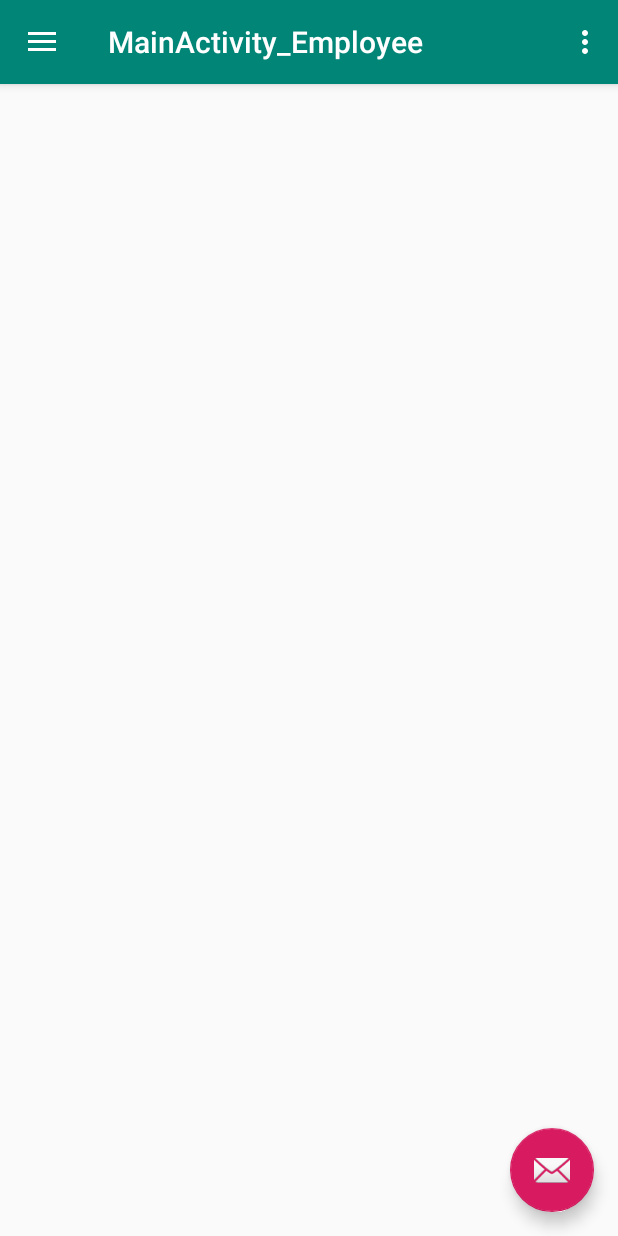
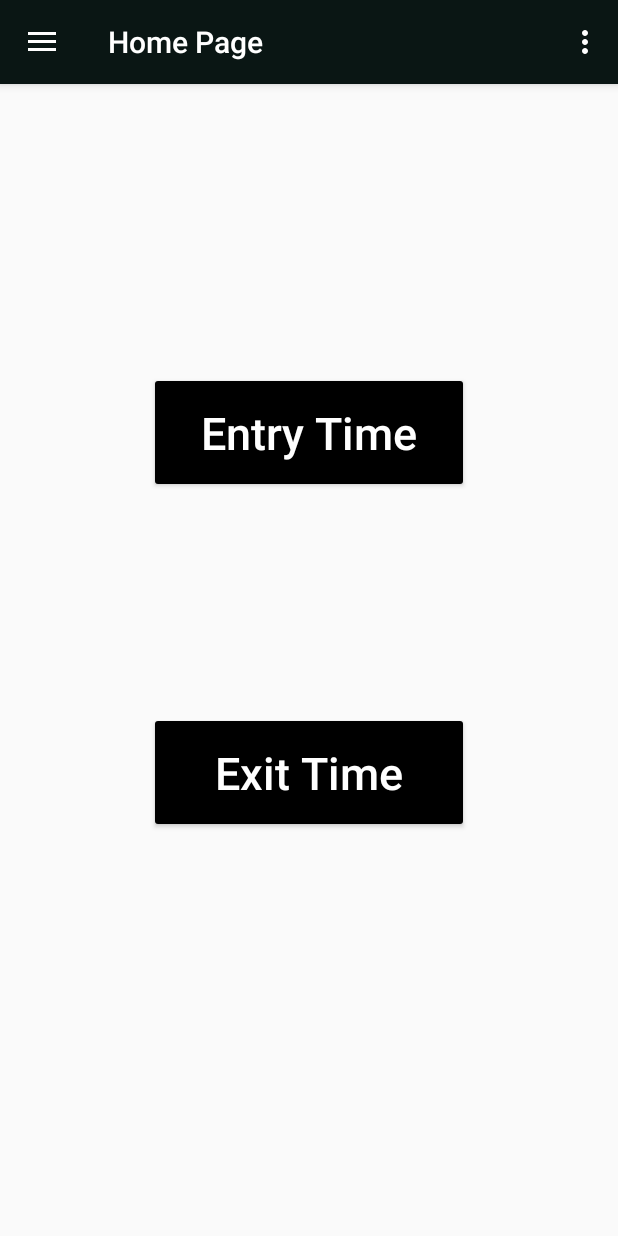
Before and after one commit to ski96277/OfficeManageMentAPP, an Android app: the MainActivity_Employee screen opened directly, with no data from a screen before it, on a phone screen of 412 x 824 dp. Run offline under Robolectric (Android 15) with nearby library versions, the phone set to English and light mode, and no system bars; our stand-ins replace ButterKnife, Firebase (no records; nobody signed in at launch, a user with empty details on screens opened directly).

```diff
--- a/app/src/main/java/com/rocketechit/officemanagementapp/Activity/MainActivity_Employee.java
+++ b/app/src/main/java/com/rocketechit/officemanagementapp/Activity/MainActivity_Employee.java
@@ -3,14 +3,9 @@ package com.rocketechit.officemanagementapp.Activity;
 import android.content.Intent;
 import android.os.Bundle;
 
-import com.google.android.material.floatingactionbutton.FloatingActionButton;
-import com.google.android.material.snackbar.Snackbar;
-
-import android.view.View;
-
 import com.google.android.material.navigation.NavigationView;
 import com.google.firebase.auth.FirebaseAuth;
-import com.rocketechit.officemanagementapp.FragmentClass.AddNewEmployee;
+import com.rocketechit.officemanagementapp.FragmentClass.Employee.Employee_Home;
 import com.rocketechit.officemanagementapp.R;
 
 import androidx.core.view.GravityCompat;
@@ -19,6 +14,7 @@ import androidx.appcompat.app.ActionBarDrawerToggle;
 import androidx.appcompat.app.AppCompatActivity;
 import androidx.appcompat.widget.Toolbar;
 import androidx.fragment.app.Fragment;
+import androidx.fragment.app.FragmentManager;
 import androidx.fragment.app.FragmentTransaction;
 
 import android.view.Menu;
@@ -27,21 +23,24 @@ import android.view.MenuItem;
 public class MainActivity_Employee extends AppCompatActivity
         implements NavigationView.OnNavigationItemSelectedListener {
 
+    Fragment fragment = null;
+
     @Override
     protected void onCreate(Bundle savedInstanceState) {
         super.onCreate(savedInstanceState);
         setContentView(R.layout.activity_main__employee);
         Toolbar toolbar = (Toolbar) findViewById(R.id.toolbar);
+        toolbar.setTitle("Home Page");
         setSupportActionBar(toolbar);
 
-        FloatingActionButton fab = (FloatingActionButton) findViewById(R.id.fab);
+     /*   FloatingActionButton fab = (FloatingActionButton) findViewById(R.id.fab);
         fab.setOnClickListener(new View.OnClickListener() {
             @Override
             public void onClick(View view) {
                 Snackbar.make(view, "Replace with your own action", Snackbar.LENGTH_LONG)
                         .setAction("Action", null).show();
             }
-        });
+        });*/
 
         DrawerLayout drawer = (DrawerLayout) findViewById(R.id.drawer_layout);
         ActionBarDrawerToggle toggle = new ActionBarDrawerToggle(
@@ -51,6 +50,15 @@ public class MainActivity_Employee extends AppCompatActivity
 
         NavigationView navigationView = (NavigationView) findViewById(R.id.nav_view);
         navigationView.setNavigationItemSelectedListener(this);
+
+        //set default Fragment
+        fragment = new Employee_Home();
+        if (fragment != null) {
+            FragmentManager fragmentManager = getSupportFragmentManager();
+            FragmentTransaction fragmentTransaction = fragmentManager.beginTransaction();
+            fragmentTransaction.replace(R.id.screen_Area_For_Employee, fragment);
+            fragmentTransaction.commit();
+        }
     }
 
     @Override
@@ -70,11 +78,10 @@ public class MainActivity_Employee extends AppCompatActivity
         return true;
     }
 
+    //menu icon action
     @Override
     public boolean onOptionsItemSelected(MenuItem item) {
-        // Handle action bar item clicks here. The action bar will
-        // automatically handle clicks on the Home/Up button, so long
-        // as you specify a parent activity in AndroidManifest.xml.
+
         int id = item.getItemId();
         switch (id) {
             case R.id.log_out_Employee:
--- a/app/src/main/java/com/rocketechit/officemanagementapp/FragmentClass/AddNewEmployee.java
+++ b/app/src/main/java/com/rocketechit/officemanagementapp/FragmentClass/Admin/AddNewEmployee.java
@@ -1,10 +1,9 @@
-package com.rocketechit.officemanagementapp.FragmentClass;
+package com.rocketechit.officemanagementapp.FragmentClass.Admin;
 
 import android.os.Bundle;
 import android.view.LayoutInflater;
 import android.view.View;
 import android.view.ViewGroup;
-import android.widget.Button;
 import android.widget.EditText;
 import android.widget.Toast;
 
--- a/app/src/main/java/com/rocketechit/officemanagementapp/FragmentClass/EmployeeList.java
+++ b/app/src/main/java/com/rocketechit/officemanagementapp/FragmentClass/Admin/EmployeeList.java
@@ -1,12 +1,9 @@
-package com.rocketechit.officemanagementapp.FragmentClass;
+package com.rocketechit.officemanagementapp.FragmentClass.Admin;
 
 import android.os.Bundle;
-import android.util.Log;
 import android.view.LayoutInflater;
 import android.view.View;
 import android.view.ViewGroup;
-import android.widget.LinearLayout;
-import android.widget.Toast;
 
 import com.google.firebase.auth.FirebaseAuth;
 import com.google.firebase.auth.FirebaseUser;
@@ -27,7 +24,6 @@ import androidx.annotation.Nullable;
 import androidx.fragment.app.Fragment;
 import androidx.fragment.app.FragmentTransaction;
 import androidx.recyclerview.widget.GridLayoutManager;
-import androidx.recyclerview.widget.LinearLayoutManager;
 import androidx.recyclerview.widget.RecyclerView;
 import butterknife.BindView;
 import butterknife.ButterKnife;
--- a/app/src/main/java/com/rocketechit/officemanagementapp/FragmentClass/Employee_profile_view_by_admin.java
+++ b/app/src/main/java/com/rocketechit/officemanagementapp/FragmentClass/Admin/Employee_profile_view_by_admin.java
@@ -1,4 +1,4 @@
-package com.rocketechit.officemanagementapp.FragmentClass;
+package com.rocketechit.officemanagementapp.FragmentClass.Admin;
 
 import android.os.Bundle;
 import android.util.Log;
--- /dev/null
+++ b/app/src/main/java/com/rocketechit/officemanagementapp/FragmentClass/Employee/Employee_Home.java
@@ -0,0 +1,44 @@
+package com.rocketechit.officemanagementapp.FragmentClass.Employee;
+
+import android.os.Bundle;
+import android.view.LayoutInflater;
+import android.view.View;
+import android.view.ViewGroup;
+
+import com.rocketechit.officemanagementapp.R;
+
+import androidx.annotation.NonNull;
+import androidx.annotation.Nullable;
+import androidx.fragment.app.Fragment;
+import butterknife.ButterKnife;
+import butterknife.OnClick;
+
+public class Employee_Home extends Fragment {
+
+
+    @Nullable
+    @Override
+    public View onCreateView(@NonNull LayoutInflater inflater, @Nullable ViewGroup container, @Nullable Bundle savedInstanceState) {
+        View view = inflater.inflate(R.layout.employee_home_f, null);
+        ButterKnife.bind(this, view);
+        return view;
+    }
+
+    @Override
+    public void onViewCreated(@NonNull View view, @Nullable Bundle savedInstanceState) {
+        super.onViewCreated(view, savedInstanceState);
+
+    }
+
+    @OnClick({R.id.entry_Button, R.id.exit_Button})
+    public void onClick(View view) {
+        switch (view.getId()) {
+            case R.id.entry_Button:
+
+                break;
+            case R.id.exit_Button:
+
+                break;
+        }
+    }
+}
--- a/app/src/main/res/layout/app_bar_main_activity__admin.xml
+++ b/app/src/main/res/layout/app_bar_main_activity__admin.xml
@@ -22,12 +22,12 @@
 
     <include layout="@layout/content_main_activity__admin" />
 
-    <com.google.android.material.floatingactionbutton.FloatingActionButton
+  <!--  <com.google.android.material.floatingactionbutton.FloatingActionButton
         android:id="@+id/fab"
         android:layout_width="wrap_content"
         android:layout_height="wrap_content"
         android:layout_gravity="bottom|end"
         android:layout_margin="@dimen/fab_margin"
-        app:srcCompat="@android:drawable/ic_dialog_email" />
+        app:srcCompat="@android:drawable/ic_dialog_email" />-->
 
 </androidx.coordinatorlayout.widget.CoordinatorLayout>
--- a/app/src/main/res/layout/app_bar_main_activity__employee.xml
+++ b/app/src/main/res/layout/app_bar_main_activity__employee.xml
@@ -21,13 +21,13 @@
     </com.google.android.material.appbar.AppBarLayout>
 
     <include layout="@layout/content_main_activity__employee" />
-
+<!--
     <com.google.android.material.floatingactionbutton.FloatingActionButton
         android:id="@+id/fab"
         android:layout_width="wrap_content"
         android:layout_height="wrap_content"
         android:layout_gravity="bottom|end"
         android:layout_margin="@dimen/fab_margin"
-        app:srcCompat="@android:drawable/ic_dialog_email" />
+        app:srcCompat="@android:drawable/ic_dialog_email" />-->
 
 </androidx.coordinatorlayout.widget.CoordinatorLayout>
--- a/app/src/main/res/layout/content_main_activity__employee.xml
+++ b/app/src/main/res/layout/content_main_activity__employee.xml
@@ -8,4 +8,10 @@
     tools:context=".Activity.MainActivity_Employee"
     tools:showIn="@layout/app_bar_main_activity__employee">
 
+
+    <FrameLayout
+        android:id="@+id/screen_Area_For_Employee"
+        android:layout_width="match_parent"
+        android:layout_height="match_parent" />
+
 </androidx.constraintlayout.widget.ConstraintLayout>
--- /dev/null
+++ b/app/src/main/res/layout/employee_home_f.xml
@@ -0,0 +1,51 @@
+<?xml version="1.0" encoding="utf-8"?>
+<androidx.constraintlayout.widget.ConstraintLayout xmlns:android="http://schemas.android.com/apk/res/android"
+    xmlns:app="http://schemas.android.com/apk/res-auto"
+    xmlns:tools="http://schemas.android.com/tools"
+    android:id="@+id/linearLayout"
+    android:layout_width="match_parent"
+    android:layout_height="match_parent">
+
+    <Button
+        android:id="@+id/entry_Button"
+        android:layout_width="213dp"
+        android:layout_height="wrap_content"
+        android:layout_marginStart="101dp"
+        android:layout_marginLeft="101dp"
+        android:layout_marginTop="161dp"
+        android:layout_marginEnd="101dp"
+        android:layout_marginRight="101dp"
+        android:layout_marginBottom="116dp"
+        android:backgroundTint="#000"
+        android:padding="20dp"
+        android:text="Entry Time"
+        android:textAllCaps="false"
+        android:textColor="#fff"
+        android:textSize="30dp"
+        app:layout_constraintBottom_toTopOf="@+id/exit_Button"
+        app:layout_constraintEnd_toEndOf="parent"
+        app:layout_constraintStart_toStartOf="parent"
+        app:layout_constraintTop_toTopOf="parent"
+        tools:ignore="MissingConstraints" />
+
+    <Button
+        android:id="@+id/exit_Button"
+        android:layout_width="213dp"
+        android:layout_height="wrap_content"
+        android:layout_marginStart="101dp"
+        android:layout_marginLeft="101dp"
+        android:layout_marginEnd="101dp"
+        android:layout_marginRight="101dp"
+        android:layout_marginBottom="238dp"
+        android:backgroundTint="#000"
+        android:padding="20dp"
+        android:text="Exit Time"
+        android:textAllCaps="false"
+        android:textColor="#fff"
+        android:textSize="30dp"
+        app:layout_constraintBottom_toBottomOf="parent"
+        app:layout_constraintEnd_toEndOf="parent"
+        app:layout_constraintStart_toStartOf="parent"
+        app:layout_constraintTop_toBottomOf="@+id/entry_Button"
+        tools:ignore="MissingConstraints" />
+</androidx.constraintlayout.widget.ConstraintLayout>
--- a/app/src/main/res/values/colors.xml
+++ b/app/src/main/res/values/colors.xml
@@ -1,7 +1,8 @@
 <?xml version="1.0" encoding="utf-8"?>
 <resources>
-    <color name="colorPrimary">#008577</color>
-    <color name="colorPrimaryDark">#00574B</color>
+    <!--<color name="colorPrimary">#008577</color>-->
+    <color name="colorPrimary">#0A1614</color>
+    <color name="colorPrimaryDark">#042725</color>
     <color name="colorAccent">#D81B60</color>
 
     <color name="black_color">#000</color>
```
Also changed, not shown: app/src/main/java/com/rocketechit/officemanagementapp/Activity/MainActivity_Admin.java (+10 -12 lines), app/src/main/java/com/rocketechit/officemanagementapp/FragmentClass/Admin/AddEvent_F.java (renamed from app/src/main/java/com/rocketechit/officemanagementapp/FragmentClass/AddEvent_F.java, +45 -5 lines), app/src/main/res/layout/add_event_f.xml (+14 -0 lines).
